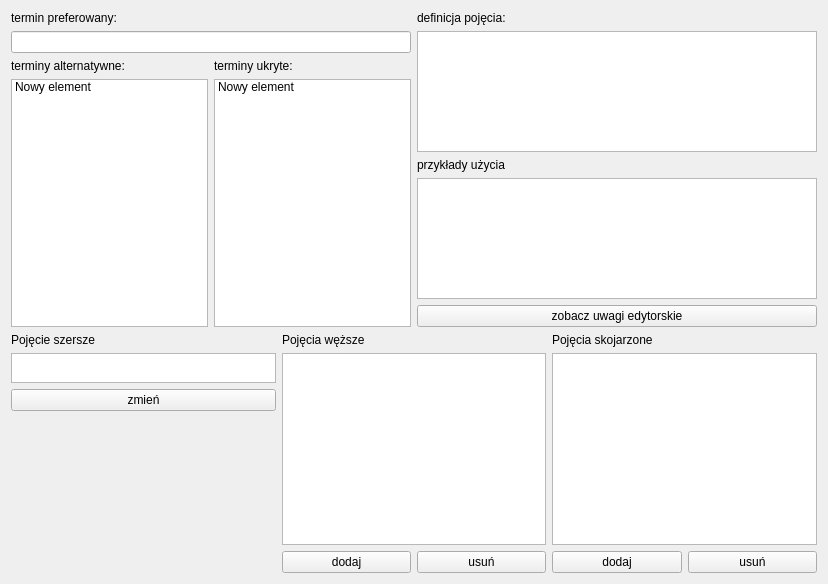
This is interfejs/edytor.ui in mpichlin/KPW as Qt 5 draws it before an edit. The edited form follows.
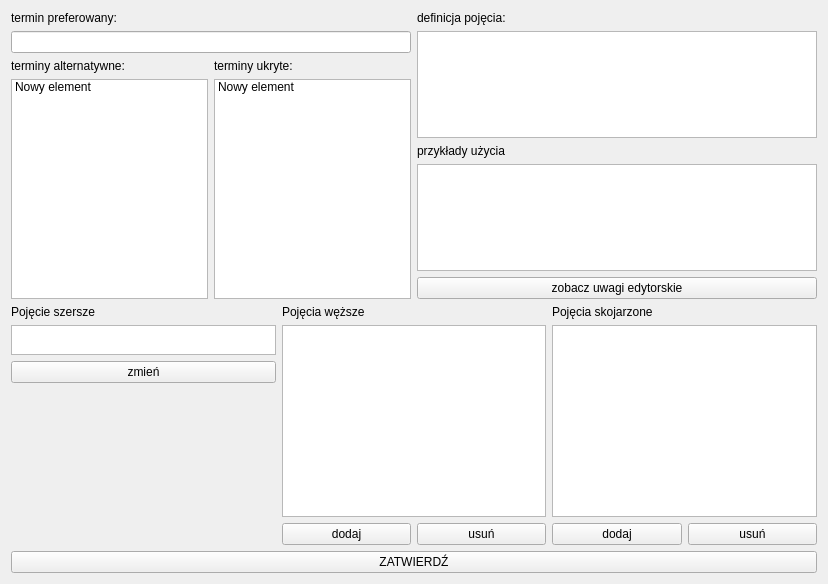
This is the edited form.

```diff
--- a/interfejs/edytor.ui
+++ b/interfejs/edytor.ui
@@ -264,6 +264,13 @@
      </item>
     </layout>
    </item>
+   <item row="1" column="0">
+    <widget class="QPushButton" name="zatwierdzButton">
+     <property name="text">
+      <string>ZATWIERDŹ</string>
+     </property>
+    </widget>
+   </item>
   </layout>
  </widget>
  <layoutdefault spacing="6" margin="11"/>
```
